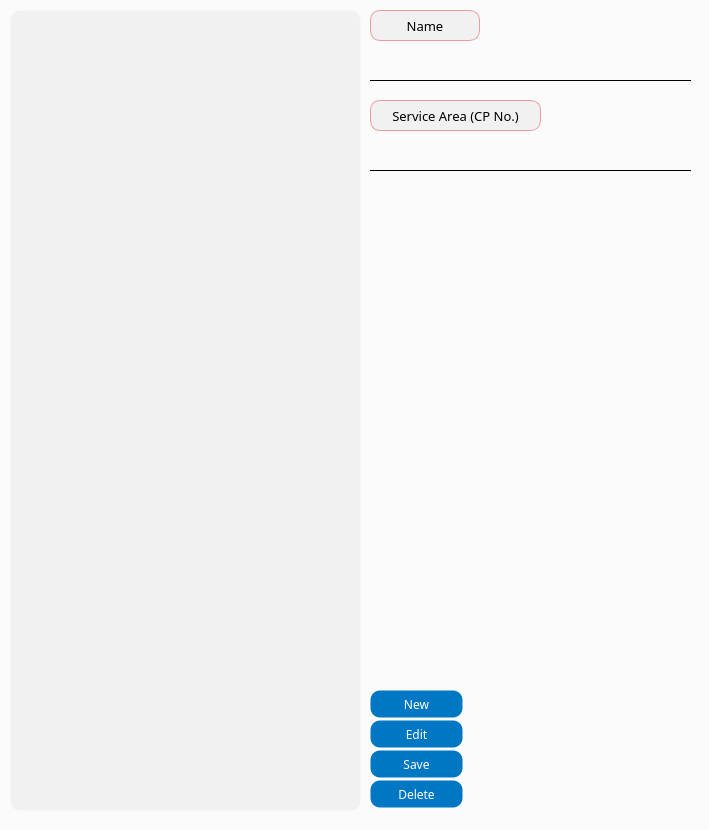
First picture: the form in app/src/pages/settings/officer.ui, repository DY-Microfinance-Customer-Management/dymf-algorithm, before the edit.
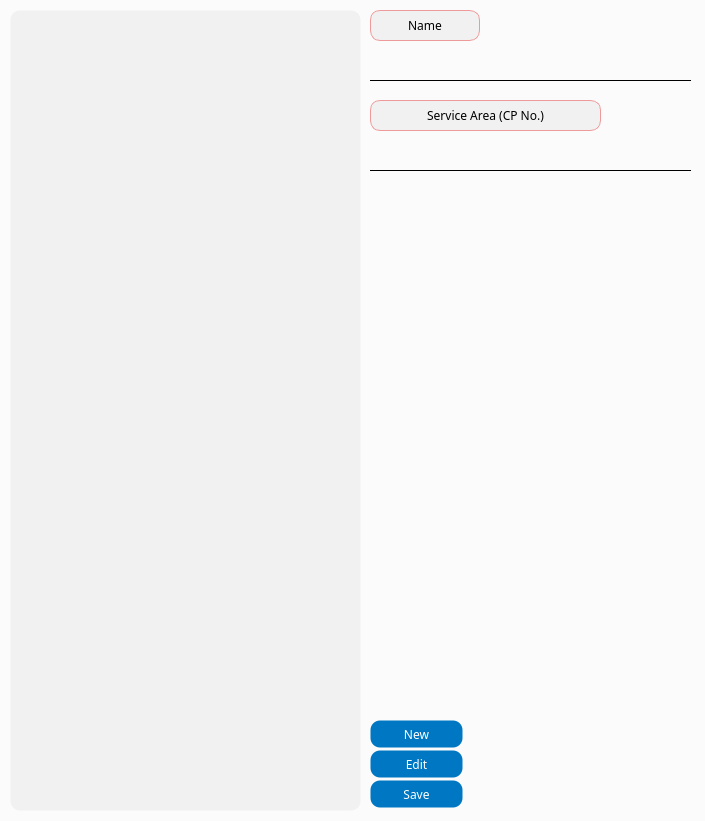
Second picture: the form after the edit.

What changed in the file:
```diff
--- a/app/src/pages/settings/officer.ui
+++ b/app/src/pages/settings/officer.ui
@@ -6,8 +6,8 @@
    <rect>
     <x>0</x>
     <y>0</y>
-    <width>709</width>
-    <height>830</height>
+    <width>705</width>
+    <height>821</height>
    </rect>
   </property>
   <property name="windowTitle">
@@ -69,7 +69,7 @@
     <property name="geometry">
      <rect>
       <x>370</x>
-      <y>690</y>
+      <y>720</y>
       <width>93</width>
       <height>28</height>
      </rect>
@@ -77,6 +77,7 @@
     <property name="font">
      <font>
       <family>Arial Black</family>
+      <pointsize>9</pointsize>
      </font>
     </property>
     <property name="text">
@@ -87,7 +88,7 @@
     <property name="geometry">
      <rect>
       <x>370</x>
-      <y>750</y>
+      <y>780</y>
       <width>93</width>
       <height>28</height>
      </rect>
@@ -95,6 +96,7 @@
     <property name="font">
      <font>
       <family>Arial Black</family>
+      <pointsize>9</pointsize>
      </font>
     </property>
     <property name="text">
@@ -105,7 +107,7 @@
     <property name="geometry">
      <rect>
       <x>370</x>
-      <y>720</y>
+      <y>750</y>
       <width>93</width>
       <height>28</height>
      </rect>
@@ -113,30 +115,13 @@
     <property name="font">
      <font>
       <family>Arial Black</family>
+      <pointsize>9</pointsize>
      </font>
     </property>
     <property name="text">
      <string>Edit</string>
     </property>
    </widget>
-   <widget class="QPushButton" name="deleteButton">
-    <property name="geometry">
-     <rect>
-      <x>370</x>
-      <y>780</y>
-      <width>93</width>
-      <height>28</height>
-     </rect>
-    </property>
-    <property name="font">
-     <font>
-      <family>Arial Black</family>
-     </font>
-    </property>
-    <property name="text">
-     <string>Delete</string>
-    </property>
-   </widget>
    <widget class="QLineEdit" name="officerName">
     <property name="geometry">
      <rect>
@@ -204,7 +189,7 @@
      <rect>
       <x>370</x>
       <y>100</y>
-      <width>171</width>
+      <width>231</width>
       <height>31</height>
      </rect>
     </property>
@@ -223,7 +208,7 @@
     <property name="font">
      <font>
       <family>Arial Black</family>
-      <pointsize>10</pointsize>
+      <pointsize>9</pointsize>
      </font>
     </property>
     <property name="styleSheet">
@@ -265,7 +250,7 @@
     <property name="font">
      <font>
       <family>Arial Black</family>
-      <pointsize>10</pointsize>
+      <pointsize>9</pointsize>
      </font>
     </property>
     <property name="styleSheet">
```
Left out of the diff: 4 changed lines with no effect on the pictures.
